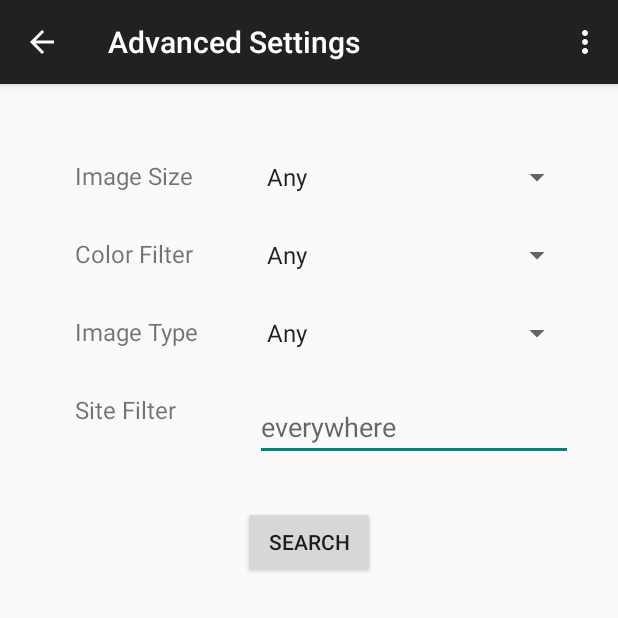
After one commit to richardpon/GridImageSearch, an Android app: the SettingsActivity screen opened directly, with no data from a screen before it, on a phone screen of 412 x 824 dp, the top half of it. The commit adds this screen. Run offline under Robolectric (Android 15) with nearby library versions, the phone set to English and light mode, and no system bars.

Commit message:
Created settings activity and base layout. Can open settings activity from button on grid view action bar.

```diff
--- a/app/src/main/java/com/codepath/gridimagesearch/mainsearch/SearchActivity.java
+++ b/app/src/main/java/com/codepath/gridimagesearch/mainsearch/SearchActivity.java
@@ -3,6 +3,7 @@ package com.codepath.gridimagesearch.mainsearch;
 import android.content.Intent;
 import android.os.Bundle;
 import android.support.v7.app.ActionBarActivity;
+import android.util.Log;
 import android.view.Menu;
 import android.view.MenuItem;
 import android.view.View;
@@ -15,6 +16,7 @@ import com.codepath.gridimagesearch.imagedetail.ImageDisplayActivity;
 import com.codepath.gridimagesearch.images.GoogleApiClient;
 import com.codepath.gridimagesearch.images.ImageResult;
 import com.codepath.gridimagesearch.images.ImageResultsAdapter;
+import com.codepath.gridimagesearch.settings.SettingsActivity;
 
 import java.util.ArrayList;
 
@@ -34,6 +36,8 @@ public class SearchActivity extends ActionBarActivity {
         setContentView(R.layout.activity_search);
         setupViews();
 
+        getSupportActionBar().setTitle(R.string.search_action_bar_label);
+
         //creates datasource
         imageResults = new ArrayList<ImageResult>();
         // attaches adapter
@@ -49,6 +53,9 @@ public class SearchActivity extends ActionBarActivity {
     public boolean onCreateOptionsMenu(Menu menu) {
         // Inflate the menu; this adds items to the action bar if it is present.
         getMenuInflater().inflate(R.menu.menu_search, menu);
+
+        //MenuItem settingsItem = menu.findItem(R.id.action_settings);
+
         return true;
     }
 
@@ -106,4 +113,12 @@ public class SearchActivity extends ActionBarActivity {
         aImageResults.addAll(newImageResults);
     }
 
+    public void openSearchSettings(MenuItem menuItem) {
+        Intent i = new Intent(this, SettingsActivity.class);
+        startActivity(i);
+        Log.i(TAG, "search!");
+        Log.i(TAG, "search!#@$");
+
+    }
+
 }
--- /dev/null
+++ b/app/src/main/java/com/codepath/gridimagesearch/settings/SettingsActivity.java
@@ -0,0 +1,42 @@
+package com.codepath.gridimagesearch.settings;
+
+import android.support.v7.app.ActionBarActivity;
+import android.os.Bundle;
+import android.view.Menu;
+import android.view.MenuItem;
+
+import com.codepath.gridimagesearch.R;
+
+public class SettingsActivity extends ActionBarActivity {
+
+    @Override
+    protected void onCreate(Bundle savedInstanceState) {
+        super.onCreate(savedInstanceState);
+        setContentView(R.layout.activity_settings);
+        //getSupportActionBar().hide();
+        getSupportActionBar().setTitle(R.string.settings_action_bar_label);
+    }
+
+
+    @Override
+    public boolean onCreateOptionsMenu(Menu menu) {
+        // Inflate the menu; this adds items to the action bar if it is present.
+        getMenuInflater().inflate(R.menu.menu_settings, menu);
+        return false;
+    }
+
+    @Override
+    public boolean onOptionsItemSelected(MenuItem item) {
+        // Handle action bar item clicks here. The action bar will
+        // automatically handle clicks on the Home/Up button, so long
+        // as you specify a parent activity in AndroidManifest.xml.
+        int id = item.getItemId();
+
+        //noinspection SimplifiableIfStatement
+        if (id == R.id.action_settings) {
+            return true;
+        }
+
+        return super.onOptionsItemSelected(item);
+    }
+}
--- /dev/null
+++ b/app/src/main/res/layout/activity_settings.xml
@@ -0,0 +1,126 @@
+<RelativeLayout xmlns:android="http://schemas.android.com/apk/res/android"
+    xmlns:tools="http://schemas.android.com/tools" android:layout_width="match_parent"
+    android:layout_height="match_parent"
+    tools:context="com.codepath.gridimagesearch.settings.SettingsActivity">
+
+    <!-- Image Size -->
+    <TextView
+        android:layout_width="120dp"
+        android:layout_height="wrap_content"
+        android:id="@+id/tvSelectSize"
+        android:text="@string/settings_select_size_label"
+        android:layout_marginTop="50dp"
+        android:textSize="16sp"
+        android:layout_marginLeft="50dp"
+        android:layout_marginStart="50dp"
+        android:layout_alignParentTop="true"
+        android:layout_alignParentLeft="true"
+        android:layout_alignParentStart="true" />
+
+
+    <Spinner
+        android:id="@+id/sSelectSize"
+        android:layout_width="wrap_content"
+        android:layout_height="wrap_content"
+        android:entries="@array/image_sizes"
+        android:layout_alignParentTop="true"
+        android:layout_alignParentRight="true"
+        android:layout_alignParentEnd="true"
+        android:layout_marginEnd="30dp"
+        android:layout_marginRight="30dp"
+        android:layout_marginTop="50dp"
+        android:prompt="@string/spinner_prompt"
+        android:layout_toRightOf="@+id/tvSelectSize"
+        android:layout_toEndOf="@+id/tvSelectSize" />
+
+    <!-- Image Color -->
+    <TextView
+        android:layout_width="120dp"
+        android:layout_height="wrap_content"
+        android:id="@+id/tvSelectColor"
+        android:text="@string/settings_select_color_label"
+        android:textSize="16sp"
+        android:layout_marginTop="30dp"
+        android:layout_below="@+id/tvSelectSize"
+        android:layout_alignLeft="@+id/tvSelectSize"
+        android:layout_alignStart="@+id/tvSelectSize" />
+
+    <Spinner
+        android:layout_width="wrap_content"
+        android:layout_height="wrap_content"
+        android:entries="@array/color_filters"
+        android:id="@+id/sSelectColor"
+        android:layout_marginTop="30dp"
+        android:layout_marginEnd="30dp"
+        android:layout_marginRight="30dp"
+        android:prompt="@string/spinner_prompt"
+        android:layout_alignParentRight="true"
+        android:layout_alignParentEnd="true"
+        android:layout_below="@+id/tvSelectSize"
+        android:layout_toRightOf="@+id/tvSelectColor"
+        android:layout_toEndOf="@+id/tvSelectColor" />
+
+    <!-- Image Type -->
+    <TextView
+        android:layout_width="120dp"
+        android:layout_height="wrap_content"
+        android:id="@+id/tvSelectType"
+        android:text="@string/settings_select_type_label"
+        android:textSize="16sp"
+        android:layout_marginTop="30dp"
+        android:layout_below="@+id/tvSelectColor"
+        android:layout_alignLeft="@+id/tvSelectColor"
+        android:layout_alignStart="@+id/tvSelectColor" />
+
+    <Spinner
+        android:layout_width="wrap_content"
+        android:layout_height="wrap_content"
+        android:entries="@array/image_types"
+        android:id="@+id/sSelectType"
+        android:layout_marginTop="30dp"
+        android:layout_marginEnd="30dp"
+        android:layout_marginRight="30dp"
+        android:prompt="@string/spinner_prompt"
+        android:layout_alignParentRight="true"
+        android:layout_alignParentEnd="true"
+        android:layout_below="@+id/tvSelectColor"
+        android:layout_toRightOf="@+id/tvSelectType"
+        android:layout_toEndOf="@+id/tvSelectType" />
+
+    <!-- Site Filter-->
+    <TextView
+        android:layout_width="wrap_content"
+        android:layout_height="wrap_content"
+        android:id="@+id/tvSelectSite"
+        android:text="@string/settings_select_site_label"
+        android:textSize="16sp"
+        android:width="120dp"
+        android:layout_marginTop="30dp"
+        android:layout_below="@+id/tvSelectType"
+        android:layout_alignLeft="@+id/tvSelectType"
+        android:layout_alignStart="@+id/tvSelectType" />
+
+    <EditText
+        android:layout_width="wrap_content"
+        android:layout_height="wrap_content"
+        android:id="@+id/etSiteFilter"
+        android:layout_marginTop="30dp"
+        android:layout_marginEnd="30dp"
+        android:layout_marginRight="30dp"
+        android:layout_alignParentRight="true"
+        android:layout_alignParentEnd="true"
+        android:hint="@string/site_filter_hint"
+        android:layout_below="@+id/tvSelectType"
+        android:layout_toRightOf="@+id/tvSelectSite"
+        android:layout_toEndOf="@+id/tvSelectSite" />
+
+    <Button
+        android:layout_width="wrap_content"
+        android:layout_height="wrap_content"
+        android:text="@string/save_label"
+        android:id="@+id/btnSaveSettings"
+        android:layout_below="@+id/etSiteFilter"
+        android:layout_centerHorizontal="true"
+        android:layout_marginTop="30dp" />
+
+</RelativeLayout>
--- a/app/src/main/res/menu/menu_search.xml
+++ b/app/src/main/res/menu/menu_search.xml
@@ -1,6 +1,13 @@
 <menu xmlns:android="http://schemas.android.com/apk/res/android"
     xmlns:app="http://schemas.android.com/apk/res-auto"
     xmlns:tools="http://schemas.android.com/tools" tools:context=".SearchActivity">
-    <item android:id="@+id/action_settings" android:title="@string/action_settings"
-        android:orderInCategory="100" app:showAsAction="never" />
+
+    <item
+        android:id="@+id/action_settings"
+        android:title="@string/action_settings_label"
+        android:icon="@drawable/ic_settings"
+        app:showAsAction="ifRoom"
+        android:onClick="openSearchSettings"
+        />
+
 </menu>
--- /dev/null
+++ b/app/src/main/res/menu/menu_settings.xml
@@ -0,0 +1,9 @@
+<menu xmlns:android="http://schemas.android.com/apk/res/android"
+    xmlns:app="http://schemas.android.com/apk/res-auto"
+    xmlns:tools="http://schemas.android.com/tools"
+    tools:context="com.codepath.gridimagesearch.settings.SettingsActivity">
+
+
+    <item android:id="@+id/action_settings" android:title="@string/action_settings"
+        android:orderInCategory="100" app:showAsAction="never" />
+</menu>
--- /dev/null
+++ b/app/src/main/res/values/color_filters.xml
@@ -0,0 +1,17 @@
+<?xml version="1.0" encoding="utf-8"?>
+<resources>
+    <string-array name="color_filters">
+        <item>Any</item>
+        <item>blue</item>
+        <item>brown</item>
+        <item>gray</item>
+        <item>green</item>
+        <item>orange</item>
+        <item>pink</item>
+        <item>purple</item>
+        <item>red</item>
+        <item>teal</item>
+        <item>white</item>
+        <item>yellow</item>
+    </string-array>
+</resources>
--- /dev/null
+++ b/app/src/main/res/values/image_sizes.xml
@@ -0,0 +1,10 @@
+<?xml version="1.0" encoding="utf-8"?>
+<resources>
+    <string-array name="image_sizes">
+        <item>Any</item>
+        <item>Small</item>
+        <item>Medium</item>
+        <item>Large</item>
+        <item>xLarge</item>
+    </string-array>
+</resources>
--- /dev/null
+++ b/app/src/main/res/values/image_types.xml
@@ -0,0 +1,10 @@
+<?xml version="1.0" encoding="utf-8"?>
+<resources>
+    <string-array name="image_types">
+        <item>Any</item>
+        <item>Face</item>
+        <item>Photo</item>
+        <item>Clipart</item>
+        <item>Lineart</item>
+    </string-array>
+</resources>
--- a/app/src/main/res/values/strings.xml
+++ b/app/src/main/res/values/strings.xml
@@ -6,10 +6,29 @@
     <string name="search_prompt">Enter search query</string>
     <string name="save_label">Search</string>
 
-
     <!-- Item Image -->
     <string name="item_image_content_description">Image Result</string>
     <string name="image_title_label">Image Title</string>
     <string name="title_activity_image_display">Full Image</string>
 
+    <!-- Search Action Bar -->
+    <string name="search_action_bar_label">Find Images!</string>
+
+    <!-- Search Menu -->
+    <string name="action_settings_label">Search Settings</string>
+    <string name="title_activity_settings">SettingsActivity</string>
+
+    <!-- Settings-->
+    <string name="settings_action_bar_label">Advanced Settings</string>
+    <string name="spinner_prompt">spinner prompt</string>
+    <string name="settings_select_size_label">Image Size</string>
+    <string name="settings_select_color_label">Color Filter</string>
+    <string name="settings_select_type_label">Image Type</string>
+    <string name="settings_select_site_label">Site Filter</string>
+    <string name="site_filter_hint">everywhere</string>
+
+
+
+
+
 </resources>
```
Also changed, not shown: app/src/main/AndroidManifest.xml (+18 -2 lines), app/src/main/res/drawable-hdpi/ic_settings.png (added), app/src/main/res/drawable-mdpi/ic_settings.png (added), app/src/main/res/drawable-xhdpi/ic_settings.png (added), app/src/main/res/drawable-xxhdpi/ic_settings.png (added).
